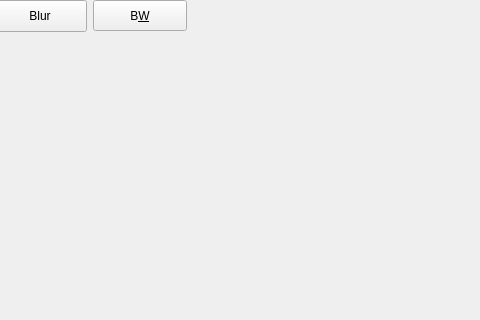
Before: the Qt Designer form mainwindow.ui in Thomasvgx/ImPViewer, drawn with Qt 5; both pictures show x 107 to 587 and y 0 to 320 of the 1047 by 748 pixel window.
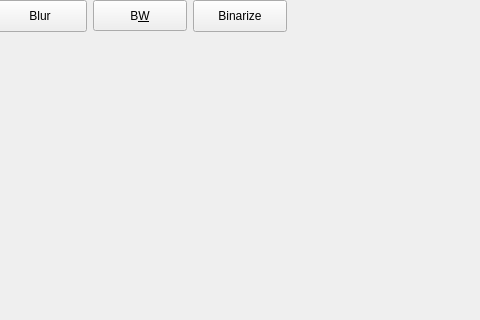
After: the same form once the commit is applied.

Patch:
```diff
--- a/mainwindow.ui
+++ b/mainwindow.ui
@@ -66,6 +66,19 @@
      <string>B&amp;W</string>
     </property>
    </widget>
+   <widget class="QPushButton" name="binarize_pushButton">
+    <property name="geometry">
+     <rect>
+      <x>300</x>
+      <y>0</y>
+      <width>94</width>
+      <height>32</height>
+     </rect>
+    </property>
+    <property name="text">
+     <string>Binarize</string>
+    </property>
+   </widget>
   </widget>
   <widget class="QMenuBar" name="menubar">
    <property name="geometry">
```
